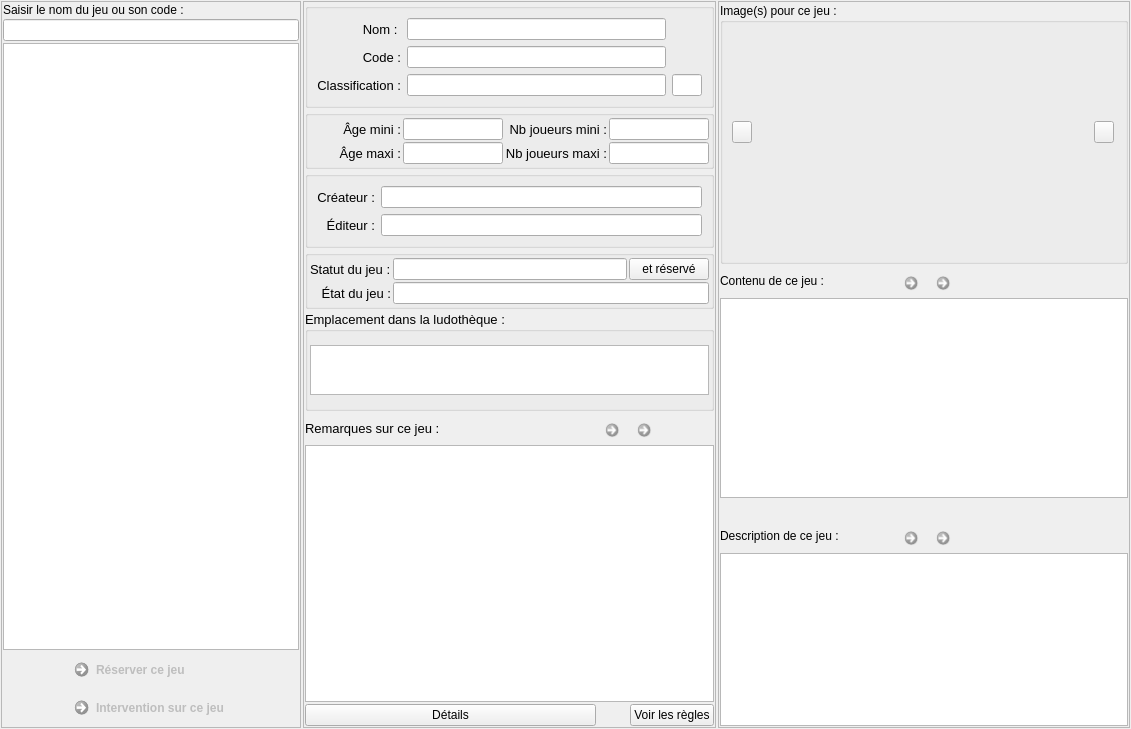
This is f_jeux.ui in nivhg/ludopen as Qt 5 draws it before an edit. The edited form follows.
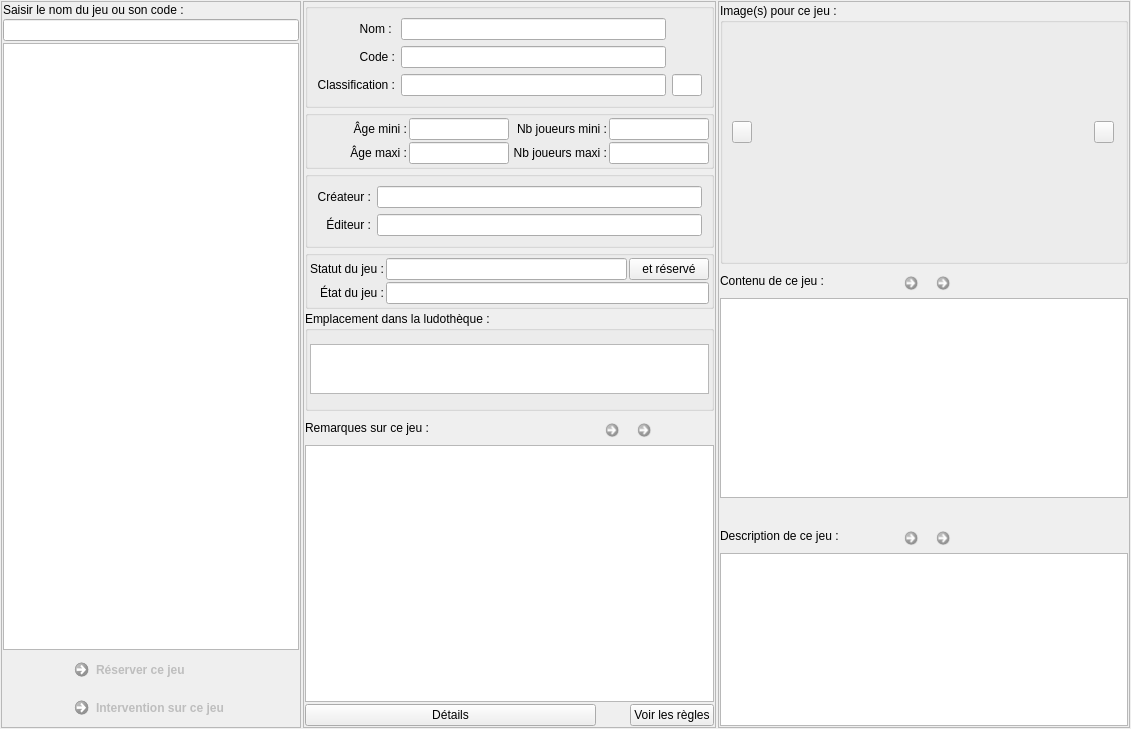
This is the edited form. Icons and pictures are not drawn.

```diff
--- a/f_jeux.ui
+++ b/f_jeux.ui
@@ -220,11 +220,6 @@
          </item>
          <item row="1" column="0">
           <widget class="QLabel" name="label_code">
-           <property name="font">
-            <font>
-             <pointsize>10</pointsize>
-            </font>
-           </property>
            <property name="text">
             <string>Code :</string>
            </property>
@@ -241,13 +236,6 @@
              <height>16777215</height>
             </size>
            </property>
-           <property name="font">
-            <font>
-             <pointsize>10</pointsize>
-             <weight>50</weight>
-             <bold>false</bold>
-            </font>
-           </property>
            <property name="text">
             <string>Classification :</string>
            </property>
@@ -309,12 +297,6 @@
              <height>16777215</height>
             </size>
            </property>
-           <property name="font">
-            <font>
-             <pointsize>10</pointsize>
-             <stylestrategy>PreferDefault</stylestrategy>
-            </font>
-           </property>
            <property name="text">
             <string>Nom : </string>
            </property>
@@ -334,13 +316,6 @@
         <layout class="QGridLayout" name="gridLayout_7">
          <item row="0" column="0">
           <widget class="QLabel" name="label_createur">
-           <property name="font">
-            <font>
-             <pointsize>10</pointsize>
-             <weight>50</weight>
-             <bold>false</bold>
-            </font>
-           </property>
            <property name="text">
             <string>Créateur :</string>
            </property>
@@ -358,13 +333,6 @@
          </item>
          <item row="1" column="0">
           <widget class="QLabel" name="label_editeur">
-           <property name="font">
-            <font>
-             <pointsize>10</pointsize>
-             <weight>50</weight>
-             <bold>false</bold>
-            </font>
-           </property>
            <property name="text">
             <string>Éditeur :</string>
            </property>
@@ -413,11 +381,6 @@
          </property>
          <item row="2" column="0">
           <widget class="QLabel" name="label_age">
-           <property name="font">
-            <font>
-             <pointsize>10</pointsize>
-            </font>
-           </property>
            <property name="text">
             <string>Âge maxi :</string>
            </property>
@@ -434,11 +397,6 @@
              <height>16777215</height>
             </size>
            </property>
-           <property name="font">
-            <font>
-             <pointsize>10</pointsize>
-            </font>
-           </property>
            <property name="text">
             <string>Âge mini :</string>
            </property>
@@ -468,11 +426,6 @@
              <height>16777215</height>
             </size>
            </property>
-           <property name="font">
-            <font>
-             <pointsize>10</pointsize>
-            </font>
-           </property>
            <property name="text">
             <string>Nb joueurs mini :</string>
            </property>
@@ -534,11 +487,6 @@
              <height>16777215</height>
             </size>
            </property>
-           <property name="font">
-            <font>
-             <pointsize>10</pointsize>
-            </font>
-           </property>
            <property name="text">
             <string>Nb joueurs maxi :</string>
            </property>
@@ -559,11 +507,6 @@
       </item>
       <item row="8" column="0">
        <widget class="QLabel" name="label_3">
-        <property name="font">
-         <font>
-          <pointsize>10</pointsize>
-         </font>
-        </property>
         <property name="text">
          <string>Remarques sur ce jeu :</string>
         </property>
@@ -667,13 +610,6 @@
          </item>
          <item row="0" column="0">
           <widget class="QLabel" name="label_statut">
-           <property name="font">
-            <font>
-             <pointsize>10</pointsize>
-             <weight>50</weight>
-             <bold>false</bold>
-            </font>
-           </property>
            <property name="text">
             <string>Statut du jeu :</string>
            </property>
@@ -681,13 +617,6 @@
          </item>
          <item row="1" column="0">
           <widget class="QLabel" name="label_etat">
-           <property name="font">
-            <font>
-             <pointsize>10</pointsize>
-             <weight>50</weight>
-             <bold>false</bold>
-            </font>
-           </property>
            <property name="text">
             <string>État du jeu :</string>
            </property>
@@ -727,11 +656,6 @@
           <height>100</height>
          </size>
         </property>
-        <property name="font">
-         <font>
-          <pointsize>10</pointsize>
-         </font>
-        </property>
         <property name="title">
          <string>Emplacement dans la ludothèque :</string>
         </property>
```
